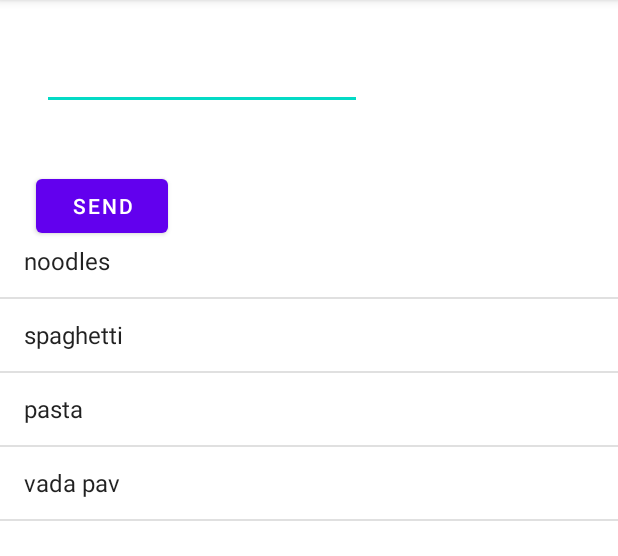
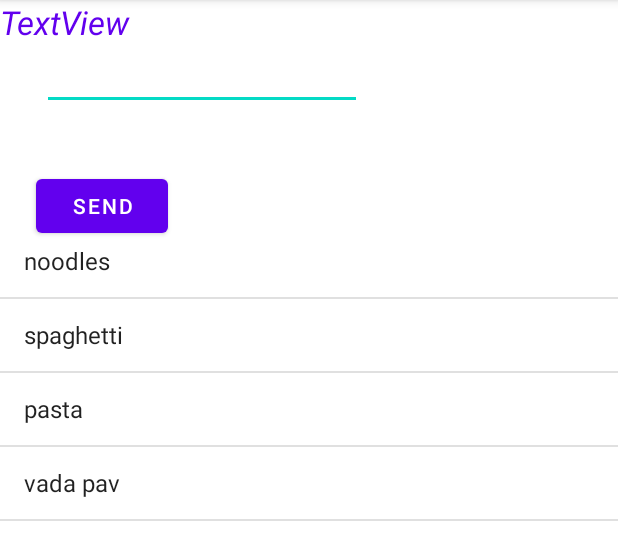
Before and after one commit to abdultanveer/BajajFinserv, an Android app: the HomeActivity screen opened directly, with no data from a screen before it, on a phone screen of 412 x 824 dp, the part 84-640 px from its top. Run offline under Robolectric (Android 15) with nearby library versions, the phone set to English and light mode, and no system bars.

Commit message:
styles.xml inheritance

```diff
--- a/app/src/main/res/layout/activity_home.xml
+++ b/app/src/main/res/layout/activity_home.xml
@@ -36,6 +36,18 @@
         android:layout_height="match_parent"
         android:layout_marginTop="150dp"
         app:layout_constraintEnd_toStartOf="parent"
-        app:layout_constraintTop_toBottomOf="@id/buttonSend"
-         />
+        app:layout_constraintTop_toBottomOf="@id/buttonSend">
+
+
+    </ListView>
+
+    <TextView
+        android:id="@+id/textView6"
+        style="@style/redfont"
+        android:textColor="@color/design_default_color_primary"
+        android:layout_width="wrap_content"
+        android:layout_height="wrap_content"
+        android:text="TextView"
+        tools:layout_editor_absoluteX="287dp"
+        tools:layout_editor_absoluteY="66dp" />
 </androidx.constraintlayout.widget.ConstraintLayout>
--- a/app/src/main/res/values/styles.xml
+++ b/app/src/main/res/values/styles.xml
@@ -5,4 +5,7 @@
         <item name="android:textSize">22sp</item>
         <item name="android:textColor">@color/design_default_color_on_secondary</item>
     </style>
+    <style name="redfont" parent="bajaj_logo_font_style">
+        <item name="android:textColor">@android:color/holo_red_light</item>
+    </style>
 </resources>
```
